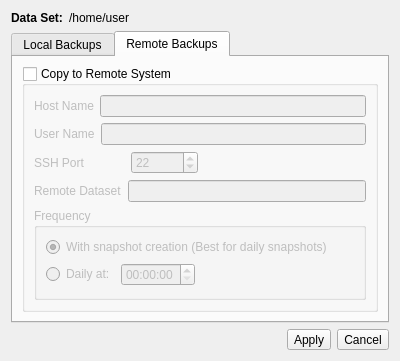
First picture: the form in life-preserver/configDialog.ui, repository pcbsd/pcbsd-projects, before the edit.
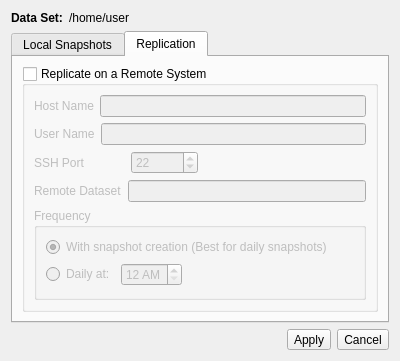
Second picture: the form after the edit. The open tabs and pages were chosen to show the change.

The edit to the form file:
```diff
--- a/life-preserver/configDialog.ui
+++ b/life-preserver/configDialog.ui
@@ -45,7 +45,7 @@
      </property>
      <widget class="QWidget" name="tab_local">
       <attribute name="title">
-       <string>Local Backups</string>
+       <string>Local Snapshots</string>
       </attribute>
       <layout class="QFormLayout" name="formLayout_2">
        <item row="0" column="0">
@@ -123,13 +123,13 @@
      </widget>
      <widget class="QWidget" name="tab_remote">
       <attribute name="title">
-       <string>Remote Backups</string>
+       <string>Replication</string>
       </attribute>
       <layout class="QVBoxLayout" name="verticalLayout_2">
        <item>
         <widget class="QGroupBox" name="groupReplicate">
          <property name="title">
-          <string>Copy to Remote System</string>
+          <string>Replicate on a Remote System</string>
          </property>
          <property name="checkable">
           <bool>true</bool>
@@ -262,7 +262,11 @@
                 </widget>
                </item>
                <item>
-                <widget class="QTimeEdit" name="timeEdit_2"/>
+                <widget class="QTimeEdit" name="timeEdit_2">
+                 <property name="displayFormat">
+                  <string>h AP</string>
+                 </property>
+                </widget>
                </item>
                <item>
                 <spacer name="horizontalSpacer_9">
```
Left out of the diff: 6 changed lines with no effect on the pictures.
